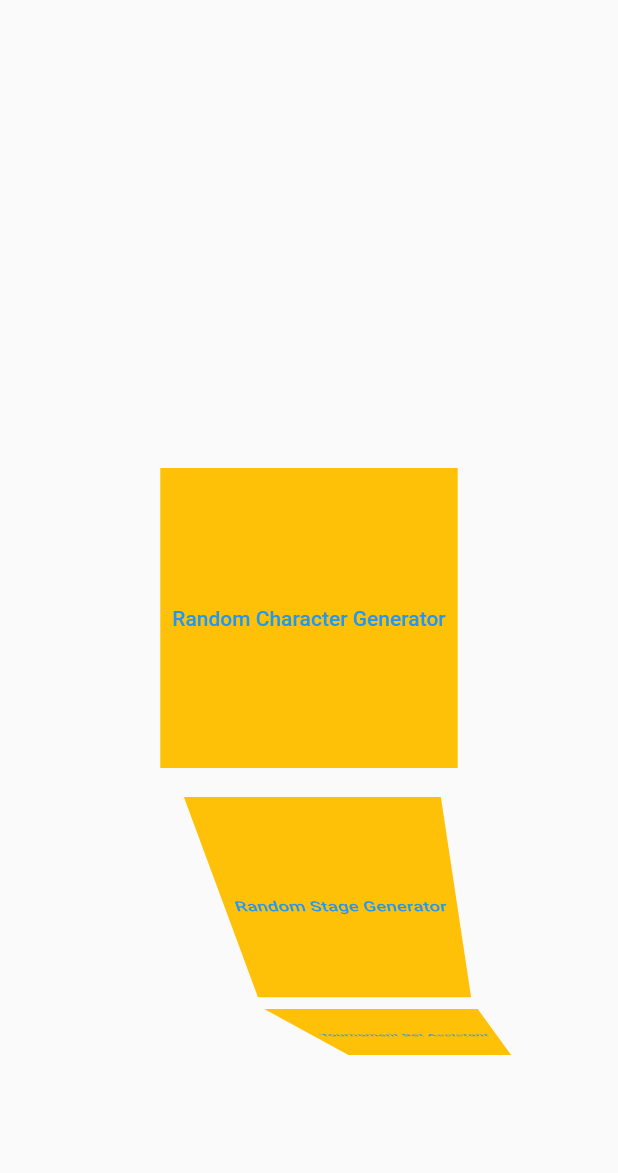
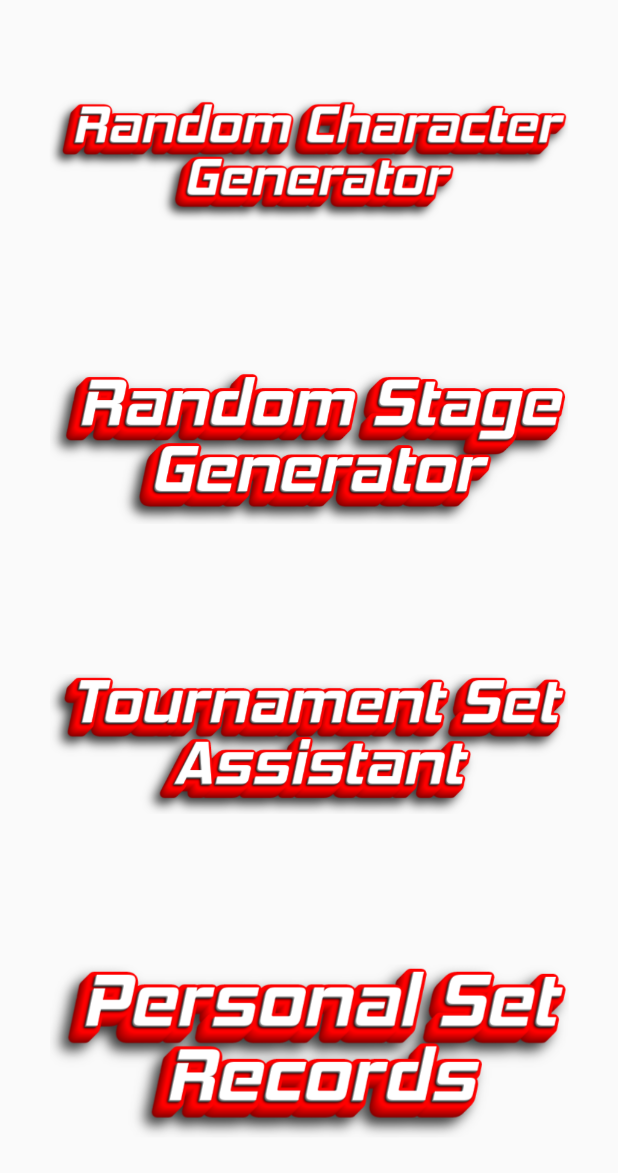
Before and after one commit to aking618/smash_app_v2, a Flutter app: the screen it shows after launch, on a phone screen of 412 x 824 dp. Shown: the top 1173 px of the screen. Run offline on Flutter 3.47's test engine with Material 2 defaults, Android fonts, the phone set to English and light mode, and no system bars.

Commit message:
Added Base Buttons

```diff
--- a/lib/pages/home.dart
+++ b/lib/pages/home.dart
@@ -12,50 +12,40 @@ class Home extends StatefulWidget {
 }
 
 class _HomeState extends State<Home> {
-  // add clickablelistwheelscrollview
-  //
-
-  List<String> homeBtnLabels = [
-    "Random Character Generator",
-    "Random Stage Generator",
-    "Tournament Set Assistant",
-    "Personal Set Records",
-  ];
-
-  List<Widget> homeBtnDestinations = [
-    RandomCharacterGenerator(),
-    RandomStageGenerator(),
-    TournamentAssistant(),
-    PersonalSetRecords(),
-  ];
+  Map<String, Widget> homeBtns = {
+    "Random Character Generator": RandomCharacterGenerator(),
+    "Random Stage Generator": RandomStageGenerator(),
+    "Tournament Set Assistant": TournamentAssistant(),
+    "Personal Set Records": PersonalSetRecords(),
+  };
 
   List<Widget> getHomeButtons() {
-    return List.generate(
-        homeBtnLabels.length,
-        (index) => Container(
-              color: Colors.amber,
-              child: TextButton(
-                  onPressed: () {
-                    Navigator.push(
-                        context,
-                        MaterialPageRoute(
-                            builder: (context) => homeBtnDestinations[index]));
-                  },
-                  child: Text(homeBtnLabels[index])),
-            ));
+    return homeBtns.entries.map((entries) {
+      String imageUrl = entries.key.replaceAll(" ", "-");
+      print(imageUrl);
+      // surround with inkwell
+      return Container(
+          child: Image(
+        image: AssetImage("assets/$imageUrl.png"),
+      ));
+    }).toList();
   }
 
   Widget buildBody() {
-    // a container that contains listwheel scrollview of buttons
     return Container(
-      child: ListWheelScrollView(
-        itemExtent: 200,
-        diameterRatio: 1.5,
-        offAxisFraction: -0.5,
-        magnification: 2,
-        children: getHomeButtons(),
+      padding: EdgeInsets.all(16.0),
+      child: Center(
+        child: Column(
+          mainAxisAlignment: MainAxisAlignment.spaceAround,
+          children: getHomeButtons(),
+        ),
       ),
     );
+  }
+
+  navigateToPage(destination) {
+    Navigator.push(
+        context, MaterialPageRoute(builder: (context) => destination));
   }
 
   @override
--- a/pubspec.yaml
+++ b/pubspec.yaml
@@ -44,8 +44,8 @@ flutter:
   uses-material-design: true
 
   # To add assets to your application, add an assets section, like this:
-  # assets:
-  #   - images/a_dot_burr.jpeg
+  assets:
+    - assets/
   #   - images/a_dot_ham.jpeg
 
   # An image asset can refer to one or more resolution-specific "variants", see
```
Also changed, not shown: assets/Personal-Set-Records.png (added), assets/Random-Character-Generator.png (added), assets/Random-Stage-Generator.png (added), assets/Tournament-Set-Assistant.png (added), pubspec.lock.
